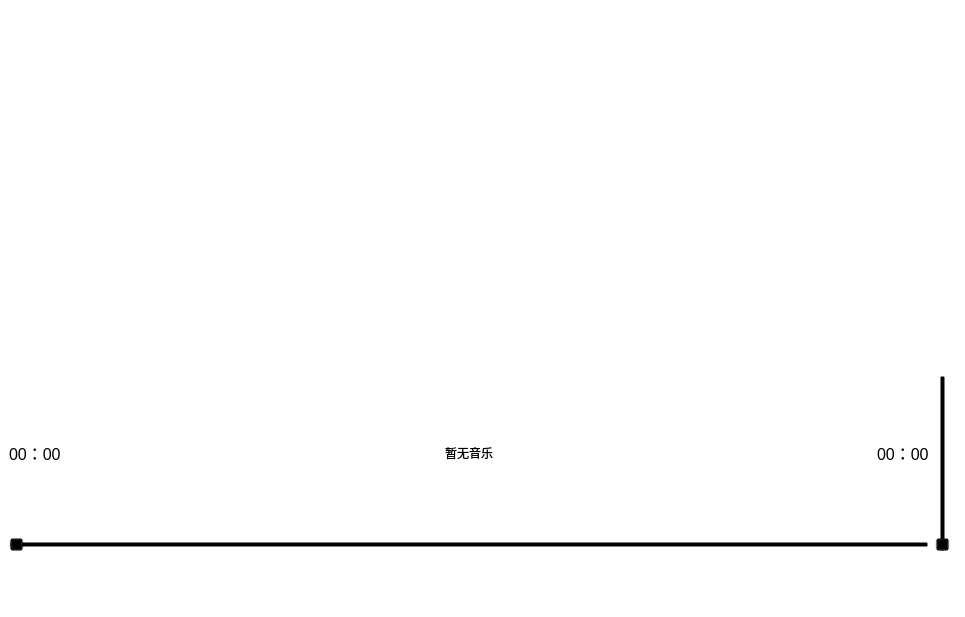
Before: the Qt Designer form MusicPlayer/mainwindow.ui in cyduan/Ai-Yin-Music-Player, drawn with Qt 5.
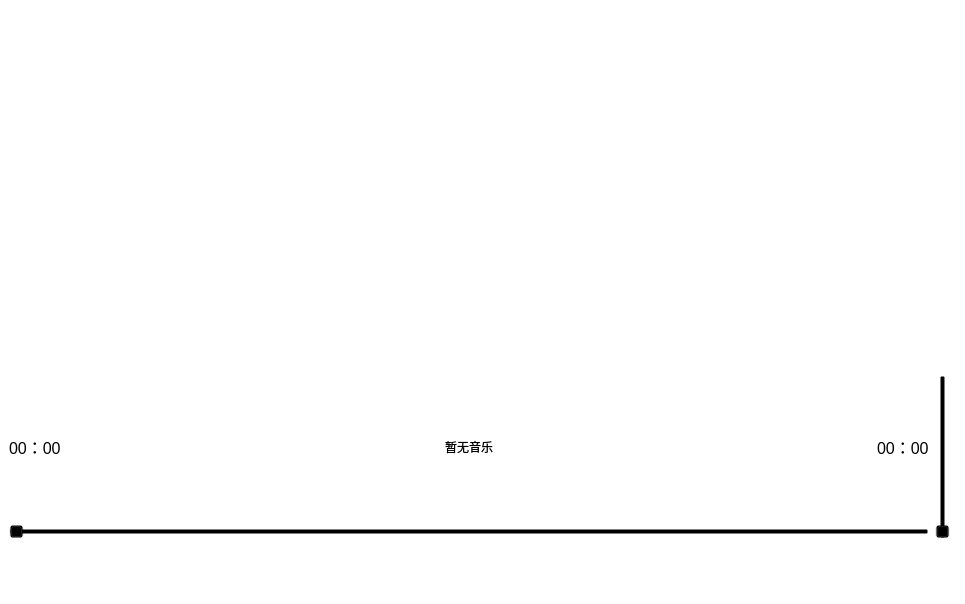
After: the same form once the commit is applied. Icons and pictures are not drawn.

What changed in the file:
```diff
--- a/MusicPlayer/mainwindow.ui
+++ b/MusicPlayer/mainwindow.ui
@@ -7,7 +7,7 @@
     <x>0</x>
     <y>0</y>
     <width>965</width>
-    <height>617</height>
+    <height>604</height>
    </rect>
   </property>
   <property name="windowTitle">
```
